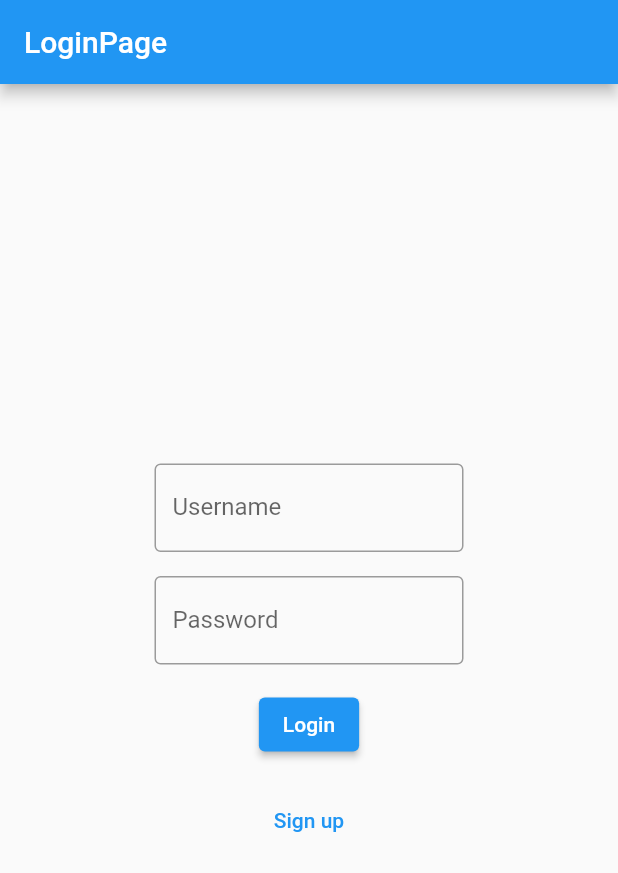
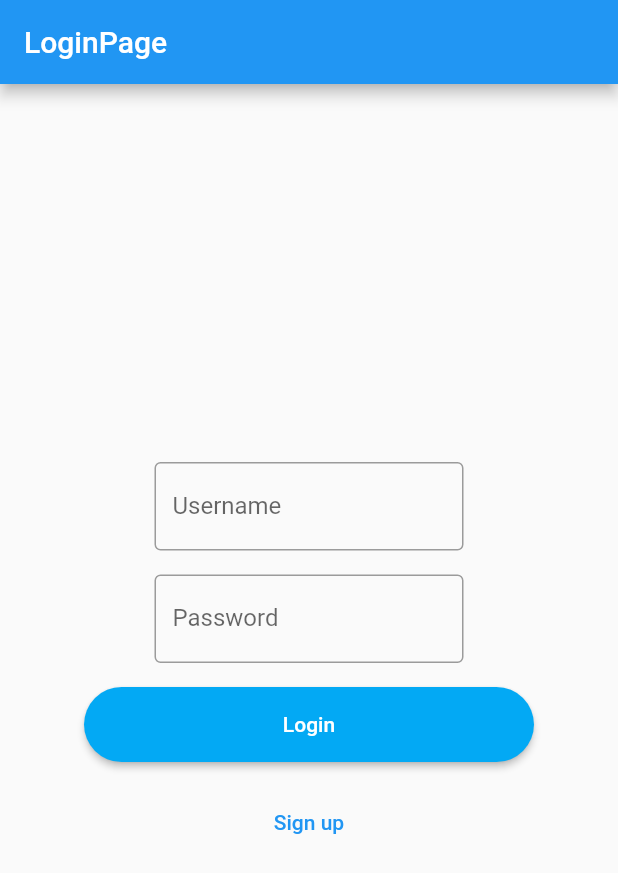
Before and after one commit to medzsikmisi/project_trinity, a Flutter app: the screen it shows after launch, on a phone screen of 412 x 824 dp. Shown: the top 873 px of the screen. Run offline on Flutter 3.47's test engine with Material 2 defaults, Android fonts, the phone set to English and light mode, and no system bars; drawn by our look-alikes of rounded_loading_button; our stand-ins replace auto_size_text, dropdown_search, fluttertoast, font_awesome_flutter, get, hive and 1 more; missing offline and left inert: fzregex; accounts and stored records are empty.

Commit message:
Changing login

```diff
--- a/lib/controllers/login_controller.dart
+++ b/lib/controllers/login_controller.dart
@@ -1,7 +1,9 @@
 import 'package:flutter/cupertino.dart';
 import 'package:get/get.dart';
+import 'package:rounded_loading_button/rounded_loading_button.dart';
 
 class LoginController extends GetxController {
+  final buttonController = RoundedLoadingButtonController().obs;
   Rx<GlobalKey<FormState>> key = GlobalKey<FormState>().obs;
   Rx<TextEditingController> username = TextEditingController().obs;
   Rx<TextEditingController> password = TextEditingController().obs;
--- a/lib/screens/login.dart
+++ b/lib/screens/login.dart
@@ -4,6 +4,7 @@ import 'package:get/get.dart';
 import 'package:hive/hive.dart';
 import 'package:project_trinity/controllers/login_controller.dart';
 import 'package:project_trinity/utils/managers/authentication.dart';
+import 'package:rounded_loading_button/rounded_loading_button.dart';
 
 class LoginPage extends StatelessWidget {
   LoginPage({Key? key}) : super(key: key);
@@ -59,8 +60,12 @@ class LoginPage extends StatelessWidget {
               ),
               Padding(
                 padding: const EdgeInsets.all(8.0),
-                child: ElevatedButton(
-                    onPressed: login, child: const Text('Login')),
+                child: RoundedLoadingButton(
+                    resetAfterDuration: true,
+                    resetDuration: const Duration(seconds: 10),
+                    onPressed: login,
+                    controller: controller.buttonController.value,
+                    child: const Text('Login')),
               ),
               Padding(
                 padding: const EdgeInsets.all(8.0),
@@ -79,16 +84,18 @@ class LoginPage extends StatelessWidget {
     final valid = controller.key.value.currentState?.validate();
     if (!(valid ?? false)) return;
     final auth = Authenticator();
-    final result = await auth.login(controller.username.value.text, controller.password.value.text);
+    final result = await auth.login(
+        controller.username.value.text, controller.password.value.text);
 
-    if(!result) {
+    if (!result) {
       Fluttertoast.showToast(msg: 'Wrong credentials!');
+      controller.buttonController.value.error();
       return;
     }
     final box = await Hive.openBox('settings');
-    box.put('isLoggedIn',true);
-    box.put('username',controller.username.value.text);
+    box.put('isLoggedIn', true);
+    box.put('username', controller.username.value.text);
+    controller.buttonController.value.success();
     Get.offNamed('/');
-
   }
 }
--- a/pubspec.yaml
+++ b/pubspec.yaml
@@ -43,6 +43,7 @@ dependencies:
   hive: ^2.1.0
   hive_flutter: ^1.1.0
   dropdown_search: ^2.0.1
+  rounded_loading_button: ^2.1.0
 
 
 
```
Also changed, not shown: lib/utils/managers/authentication.dart (+7 -6 lines), pubspec.lock.
